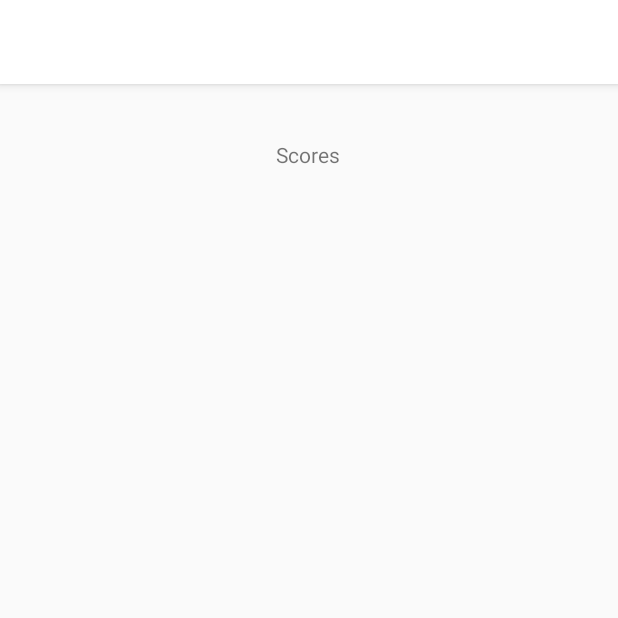
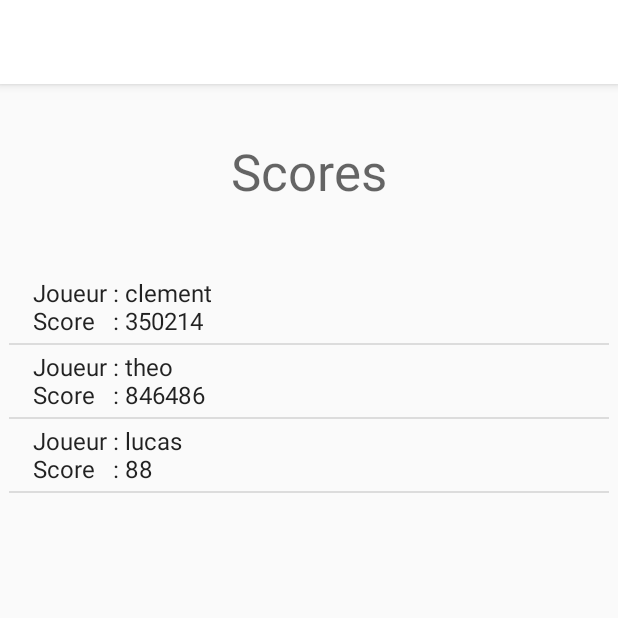
Before and after one commit to Khaaz/SP_NinjaJumper, an Android app: the ScoreActivity screen opened directly, with no data from a screen before it, on a phone screen of 412 x 824 dp, the top half of it. Run offline under Robolectric (Android 15) with nearby library versions, the phone set to English and light mode, and no system bars.

Commit message:
Ajout de la liste des scores et de la classe joueurs pour les scores aussi

```diff
--- a/app/src/main/java/com/iut/jumper/activities/ScoreActivity.java
+++ b/app/src/main/java/com/iut/jumper/activities/ScoreActivity.java
@@ -2,8 +2,13 @@ package com.iut.jumper.activities;
 
 import android.os.Bundle;
 import android.util.Log;
+import android.widget.ArrayAdapter;
+import android.widget.ListView;
 
 import com.iut.jumper.R;
+import com.iut.jumper.models.Joueur;
+
+import static com.iut.jumper.R.layout.activity_scores;
 
 public class ScoreActivity extends AActivity {
 
@@ -11,7 +16,20 @@ public class ScoreActivity extends AActivity {
     protected void onCreate(Bundle savedInstanceState) {
         super.onCreate(savedInstanceState);
         Log.d("JUMPER-Score", "onCreate");
-        setContentView(R.layout.activity_scores);
+        setContentView(activity_scores);
+
+        ListView scores = (ListView)findViewById(R.id.scores);
+
+        Joueur clem = new Joueur("clement", 350214);
+        System.out.println(clem.toString());
+        Joueur lulu = new Joueur("lucas", 88);
+        Joueur theo = new Joueur("theo", 846486, false);
+
+        Joueur[] joueurs = new Joueur[]{clem, theo, lulu};
+
+        ArrayAdapter<Joueur> arrayAdapter = new ArrayAdapter<Joueur>(this, android.R.layout.simple_list_item_1, joueurs);
+
+        scores.setAdapter(arrayAdapter);
     }
 
 }
--- /dev/null
+++ b/app/src/main/java/com/iut/jumper/models/Joueur.java
@@ -0,0 +1,53 @@
+package com.iut.jumper.models;
+
+import java.io.Serializable;
+
+public class Joueur {
+
+    private String username;
+    private Integer score;
+
+    private boolean active;
+
+    public Joueur(String username, Integer score, boolean active) {
+        this.username = username;
+        this.score = score;
+        this.active = active;
+    }
+
+    public Joueur(String username, Integer score) {
+        this.username = username;
+        this.score = score;
+        this.active = true;
+    }
+
+    public String getUsername() {
+        return username;
+    }
+
+    public void setUsername(String username) {
+        this.username = username;
+    }
+
+    public Integer getScore() {
+        return score;
+    }
+
+    public void setScore(Integer score) {
+        this.score = score;
+    }
+
+    public boolean isActive() {
+        return active;
+    }
+
+    public void setActive(boolean active) {
+        this.active = active;
+    }
+
+    @Override
+    public String toString() {
+        return "Joueur : " + username + "\n" +
+                "Score   : " + score;
+    }
+}
--- a/app/src/main/res/layout/activity_scores.xml
+++ b/app/src/main/res/layout/activity_scores.xml
@@ -10,11 +10,29 @@
         android:layout_width="wrap_content"
         android:layout_height="wrap_content"
         android:text="@string/scores"
-        app:layout_constraintBottom_toBottomOf="parent"
+        android:textAppearance="@style/TextAppearance.AppCompat.Display1"
+        app:layout_constraintBottom_toTopOf="@+id/scores"
         app:layout_constraintEnd_toEndOf="parent"
-        app:layout_constraintHorizontal_bias="0.498"
+        app:layout_constraintHorizontal_bias="0.5"
         app:layout_constraintStart_toStartOf="parent"
         app:layout_constraintTop_toTopOf="parent"
         app:layout_constraintVertical_bias="0.05" />
 
+    <ListView
+        android:id="@+id/scores"
+        android:layout_width="400dp"
+        android:layout_height="600dp"
+        android:layout_marginStart="8dp"
+        android:layout_marginLeft="8dp"
+        android:layout_marginTop="8dp"
+        android:layout_marginEnd="8dp"
+        android:layout_marginRight="8dp"
+        android:layout_marginBottom="8dp"
+        app:layout_constraintBottom_toBottomOf="parent"
+        app:layout_constraintEnd_toEndOf="parent"
+        app:layout_constraintHorizontal_bias="0.6"
+        app:layout_constraintStart_toStartOf="parent"
+        app:layout_constraintTop_toBottomOf="@+id/textView"
+        app:layout_constraintVertical_bias="1.0" />
+
 </android.support.constraint.ConstraintLayout>
```
Also changed, not shown: app/src/main/java/com/iut/jumper/activities/OptionsActivity.java (+7 -0 lines).
